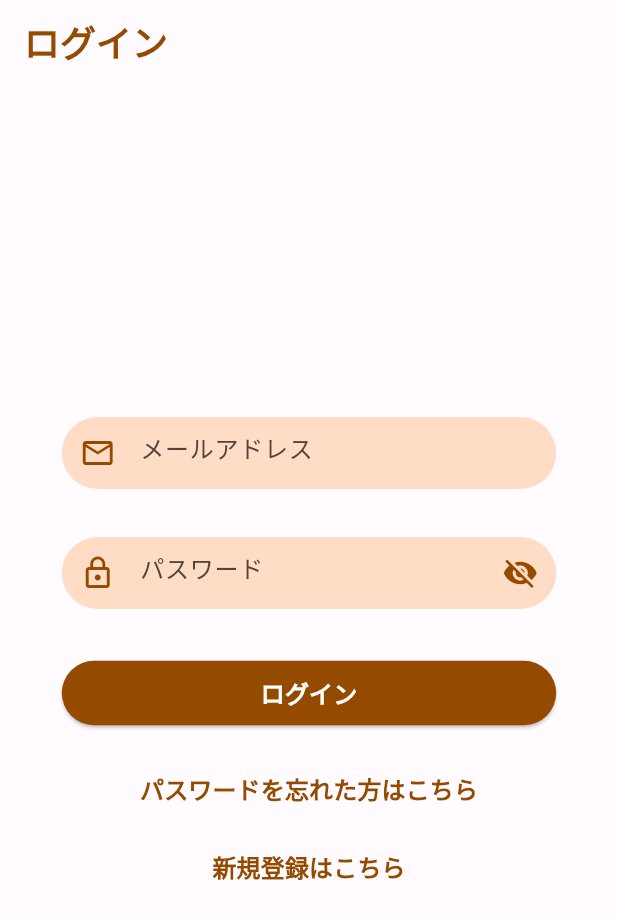
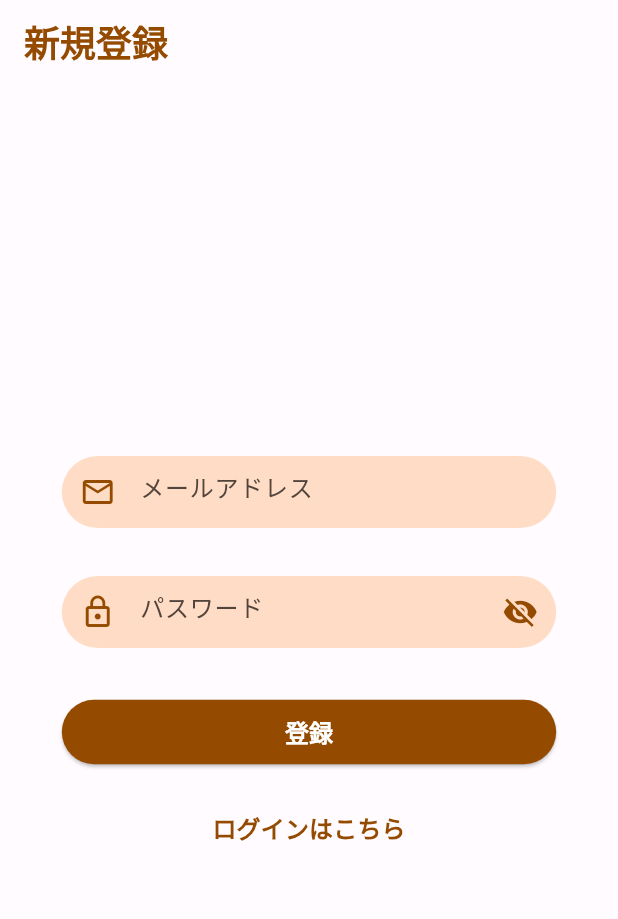
Before and after one commit to oishikai/moved-on, a Flutter app: the screen it shows after launch, after a tap on "新規登録はこちら", on a phone screen of 412 x 824 dp. Shown: the top 919 px of the screen. Run offline on Flutter 3.47's test engine with Material 2 defaults, Android fonts, the phone set to English and light mode, and no system bars; our stand-ins replace go_router.

Commit message:
ログイン画面、登録画面のルーティング追加

```diff
--- a/lib/main.dart
+++ b/lib/main.dart
@@ -1,6 +1,8 @@
 import 'package:flutter/material.dart';
 import 'package:flutter/services.dart';
+import 'package:go_router/go_router.dart';
 import 'package:moved_on/pages/login_page.dart';
+import 'package:moved_on/pages/signup_page.dart';
 import 'package:moved_on/theme/color_schemes.g.dart';
 
 void main() {
@@ -14,16 +16,29 @@ void main() {
   });
 }
 
+final _router = GoRouter(
+  routes: [
+    GoRoute(
+      path: '/',
+      builder: (context, state) => const LoginPage(),
+    ),
+    GoRoute(
+      path: '/signup',
+      builder: (context, state) => const SignUpPage(),
+    ),
+  ],
+);
+
 class MyApp extends StatelessWidget {
   const MyApp({super.key});
 
   @override
   Widget build(BuildContext context) {
-    return MaterialApp(
+    return MaterialApp.router(
       theme: ThemeData(useMaterial3: true, colorScheme: lightColorScheme),
       darkTheme: ThemeData(useMaterial3: true, colorScheme: darkColorScheme),
       debugShowCheckedModeBanner: false,
-      home: const LoginPage(),
+      routerConfig: _router,
     );
   }
 }
--- a/lib/pages/login_page.dart
+++ b/lib/pages/login_page.dart
@@ -1,5 +1,6 @@
 import 'package:flutter/material.dart';
 import 'package:flutter/services.dart';
+import 'package:go_router/go_router.dart';
 
 class LoginPage extends StatefulWidget {
   const LoginPage({super.key});
@@ -14,7 +15,6 @@ class _LoginPageState extends State<LoginPage> {
   @override
   Widget build(BuildContext context) {
     return Scaffold(
-      //backgroundColor: Theme.of(context).colorScheme.background,
       appBar: AppBar(
         backgroundColor: Theme.of(context).colorScheme.background,
         elevation: 0,
@@ -138,7 +138,7 @@ class _LoginPageState extends State<LoginPage> {
                 height: 4,
               ),
               TextButton(
-                onPressed: () {},
+                onPressed: () => context.go('/signup'),
                 child: Text(
                   '新規登録はこちら',
                   style: TextStyle(
--- a/lib/pages/register_page.dart
+++ b/lib/pages/signup_page.dart
@@ -1,14 +1,15 @@
 import 'package:flutter/material.dart';
 import 'package:flutter/services.dart';
+import 'package:go_router/go_router.dart';
 
-class RegisterPage extends StatefulWidget {
-  const RegisterPage({super.key});
+class SignUpPage extends StatefulWidget {
+  const SignUpPage({super.key});
 
   @override
-  State<RegisterPage> createState() => _RegisterPageState();
+  State<SignUpPage> createState() => _SignupPageState();
 }
 
-class _RegisterPageState extends State<RegisterPage> {
+class _SignupPageState extends State<SignUpPage> {
   bool _isObscure = true;
 
   @override
@@ -111,7 +112,7 @@ class _RegisterPageState extends State<RegisterPage> {
                     padding: const EdgeInsets.symmetric(vertical: 10),
                   ),
                   child: const Text(
-                    'ログイン',
+                    '登録',
                     style: TextStyle(
                       fontSize: 16,
                       fontWeight: FontWeight.bold,
@@ -123,7 +124,7 @@ class _RegisterPageState extends State<RegisterPage> {
                 height: 16,
               ),
               TextButton(
-                onPressed: () {},
+                onPressed: () => context.go('/'),
                 child: Text(
                   'ログインはこちら',
                   style: TextStyle(
```
